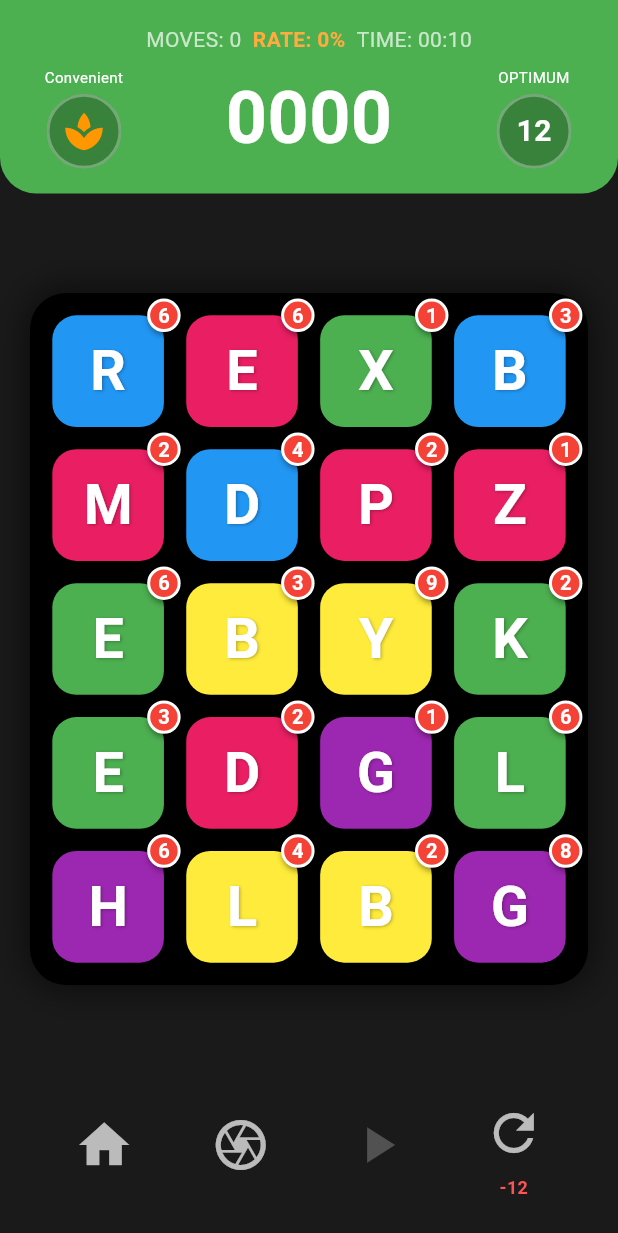
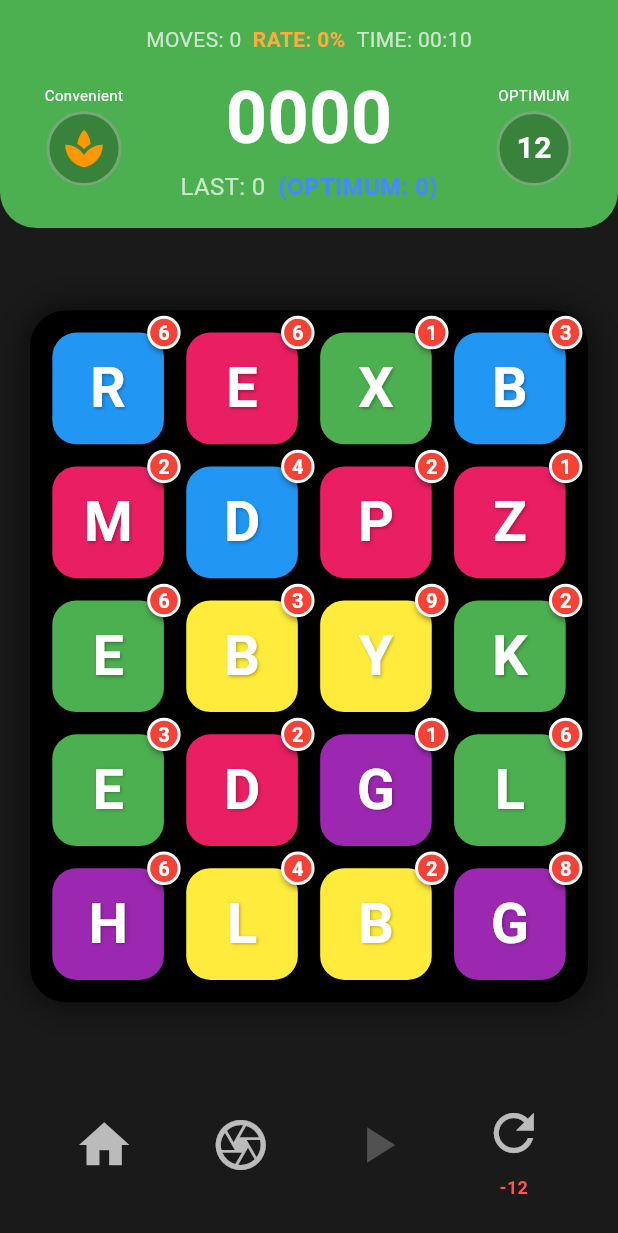
Before and after one commit to RettPop/badger, a Flutter app: the screen it shows after launch, after a tap on "OPTIMUM", on a phone screen of 412 x 824 dp. Shown: the top 1233 px of the screen. Run offline on Flutter 3.47's test engine with Material 3 defaults, Android fonts, the phone set to English and light mode, and no system bars; our stand-ins replace package_info_plus.

Commit message:
Bump version to 1.1.0, dynamic version display, UI polish
- Version bumped to 1.1.0+2 for game modes release
- App version in mode dialog read from pubspec.yaml via package_info_plus
- LAST/OPTIMUM scores always visible from session start (no layout shift)
- Session timer supports hours for long sessions
- Renamed High Scores to High Scores (50+)

Co-Authored-By: Claude Opus 4.6 (1M context) <noreply@anthropic.com>

```diff
--- a/lib/main.dart
+++ b/lib/main.dart
@@ -1,7 +1,13 @@
 import 'package:flutter/material.dart';
+import 'package:package_info_plus/package_info_plus.dart';
 import 'presentation/screens/game_screen.dart';
 
-void main() {
+String appVersion = '';
+
+void main() async {
+  WidgetsFlutterBinding.ensureInitialized();
+  final info = await PackageInfo.fromPlatform();
+  appVersion = '${info.version}+${info.buildNumber}';
   runApp(const SMatcherApp());
 }
 
--- a/lib/presentation/screens/game_screen.dart
+++ b/lib/presentation/screens/game_screen.dart
@@ -120,7 +120,6 @@ class _GameScreenState extends State<GameScreen> {
                   Row(
                     mainAxisSize: MainAxisSize.min,
                     children: [
-                      if (_gameState.lastMoveScore != 0)
                       Text(
                         'LAST: ${_gameState.lastMoveScore > 0 ? "+" : ""}${_gameState.lastMoveScore}  ',
                         style: const TextStyle(
@@ -128,7 +127,6 @@ class _GameScreenState extends State<GameScreen> {
                           fontSize: 16,
                         ),
                       ),
-                      if (_gameState.previousOptimumScore > 0)
                       Text(
                         '(OPTIMUM: ${_gameState.previousOptimumScore})',
                         style: const TextStyle(
--- a/lib/presentation/widgets/mode_selection_dialog.dart
+++ b/lib/presentation/widgets/mode_selection_dialog.dart
@@ -1,6 +1,7 @@
 import 'package:flutter/material.dart';
 import '../../domain/logic/game_state.dart';
 import '../../domain/models/game_mode.dart';
+import '../../main.dart' show appVersion;
 
 class ModeSelectionDialog extends StatelessWidget {
   final GameState gameState;
@@ -101,9 +102,9 @@ class ModeSelectionDialog extends StatelessWidget {
           );
         }),
           const SizedBox(height: 12),
-          const Text(
-            'SMatcher v1.0.1',
-            style: TextStyle(color: Colors.white24, fontSize: 11),
+          Text(
+            'SMatcher v$appVersion',
+            style: const TextStyle(color: Colors.white24, fontSize: 11),
           ),
         ],
       ),
--- a/pubspec.yaml
+++ b/pubspec.yaml
@@ -1,7 +1,7 @@
 name: smatcher
 description: "SMatcher - Smart Strategic Match-3 Puzzle Game."
 publish_to: 'none'
-version: 1.0.1+1
+version: 1.1.0+2
 
 environment:
   sdk: ^3.11.0
@@ -9,6 +9,7 @@ environment:
 dependencies:
   flutter:
     sdk: flutter
+  package_info_plus: ^9.0.1
 
 dev_dependencies:
   flutter_test:
```
Also changed, not shown: pubspec.lock, 5 other files. Lines whose indentation alone changed are shown as unchanged.
